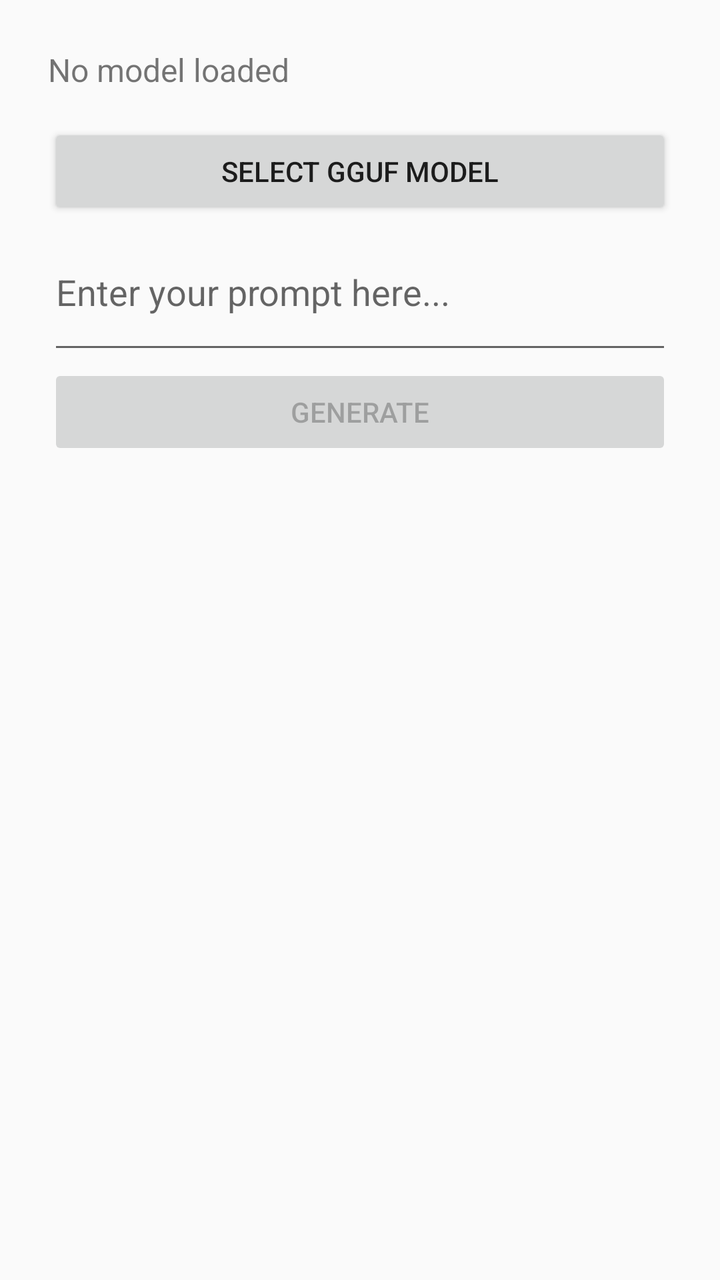
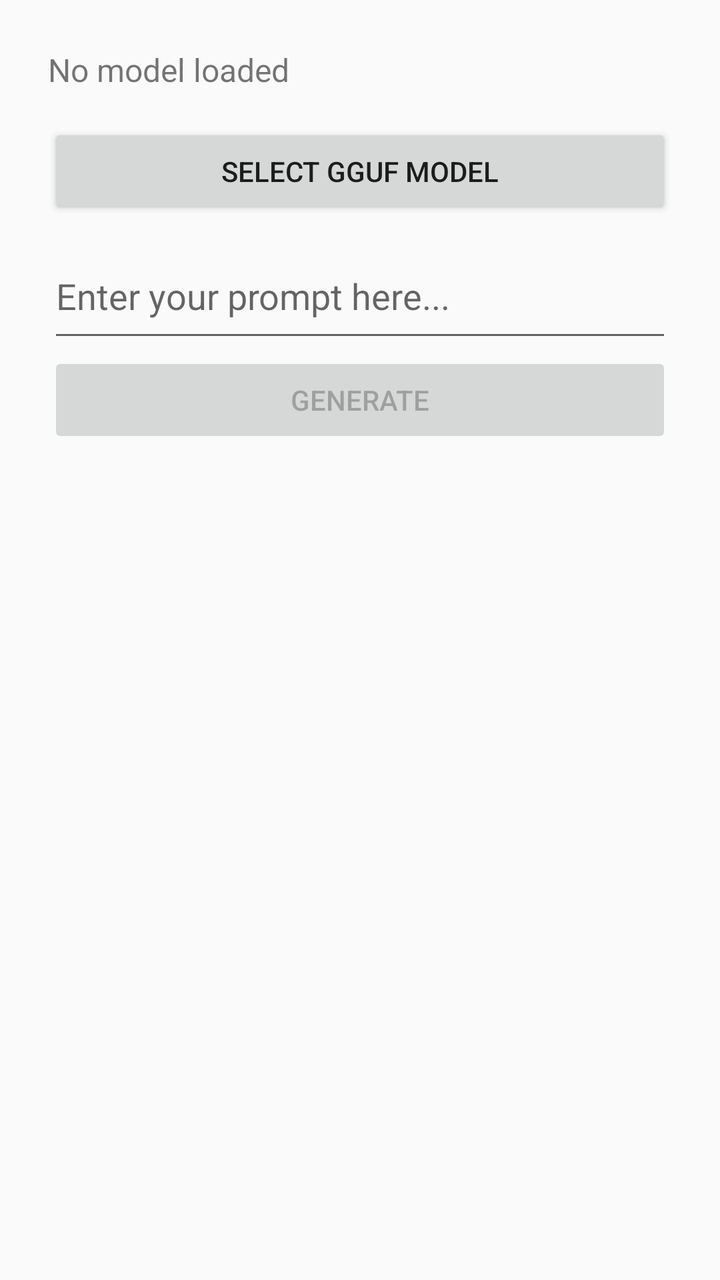

The first picture is an Android layout as it rendered before a commit; the second is the same layout after the commit. The layout source and the unified diff follow.
<!-- AndroidManifest.xml: application theme Theme.LocalAIApp -->
<!-- res/layout/activity_main.xml -->
<?xml version="1.0" encoding="utf-8"?>
<LinearLayout xmlns:android="http://schemas.android.com/apk/res/android"
    android:id="@+id/mainLayout"
    android:layout_width="match_parent"
    android:layout_height="match_parent"
    android:orientation="vertical"
    android:padding="24dp">

    <TextView
        android:id="@+id/statusTextView"
        android:layout_width="match_parent"
        android:layout_height="wrap_content"
        android:text="@string/model_status_unloaded"
        android:textSize="16sp"
        android:paddingBottom="16dp" />

    <Button
        android:id="@+id/selectButton"
        android:layout_width="match_parent"
        android:layout_height="wrap_content"
        android:text="@string/select_model_btn" />

    <EditText
        android:id="@+id/promptEditText"
        android:layout_width="match_parent"
        android:layout_height="wrap_content"
        android:hint="Enter your prompt here..."
        android:paddingTop="24dp"
        android:paddingBottom="24dp" />

    <Button
        android:id="@+id/sendButton"
        android:layout_width="match_parent"
        android:layout_height="wrap_content"
        android:enabled="false"
        android:text="Generate" />

    <TextView
        android:id="@+id/outputTextView"
        android:layout_width="match_parent"
        android:layout_height="0dp"
        android:layout_weight="1"
        android:text=""
        android:textSize="14sp"
        android:paddingTop="24dp" />

</LinearLayout>
<!-- resources referenced by this layout -->
<resources>
  <string name="model_status_unloaded">No model loaded</string>
  <string name="select_model_btn">Select GGUF Model</string>
  <style name="Theme.LocalAIApp" parent="Theme.AppCompat.DayNight.DarkActionBar">
          
          <item name="colorPrimary">#6200EE</item>
          <item name="colorPrimaryVariant">#3700B3</item>
          <item name="colorOnPrimary">#FFFFFF</item>
      </style>
</resources>

<!-- the commit's change to res/layout/activity_main.xml (unified diff, before → after) -->
@@ -18,30 +18,35 @@
         android:id="@+id/selectButton"
         android:layout_width="match_parent"
         android:layout_height="wrap_content"
-        android:text="@string/select_model_btn" />
+        android:text="@string/select_model_btn"
+        android:layout_marginBottom="16dp" />
 
     <EditText
         android:id="@+id/promptEditText"
         android:layout_width="match_parent"
         android:layout_height="wrap_content"
         android:hint="Enter your prompt here..."
-        android:paddingTop="24dp"
-        android:paddingBottom="24dp" />
+        android:paddingBottom="16dp" />
 
     <Button
         android:id="@+id/sendButton"
         android:layout_width="match_parent"
         android:layout_height="wrap_content"
         android:enabled="false"
-        android:text="Generate" />
+        android:text="Generate"
+        android:layout_marginBottom="16dp" />
 
-    <TextView
-        android:id="@+id/outputTextView"
+    <ScrollView
         android:layout_width="match_parent"
         android:layout_height="0dp"
-        android:layout_weight="1"
-        android:text=""
-        android:textSize="14sp"
-        android:paddingTop="24dp" />
+        android:layout_weight="1">
+
+        <TextView
+            android:id="@+id/outputTextView"
+            android:layout_width="match_parent"
+            android:layout_height="wrap_content"
+            android:text=""
+            android:textSize="14sp" />
+    </ScrollView>
 
 </LinearLayout>
